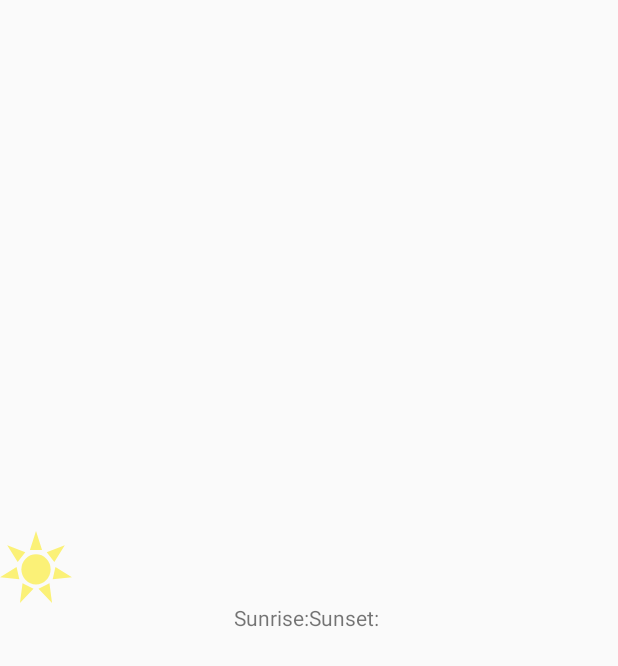
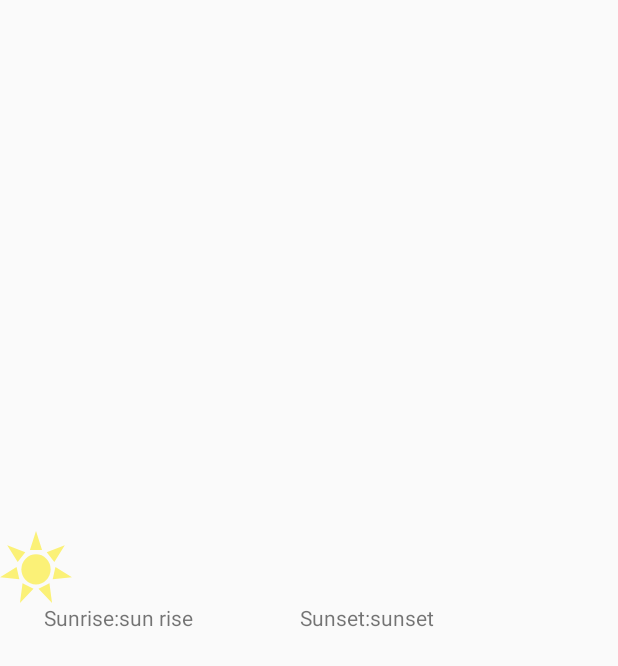
Before and after one commit to signalcat/SmartSunLamp, an Android app: the SunActivity screen opened directly, with no data from a screen before it, on a phone screen of 412 x 824 dp. Shown: the top 666 px of the screen. Run offline under Robolectric (Android 15) with nearby library versions, the phone set to English and light mode, and no system bars; libraries missing offline, so code that uses them is left out: com.loopj.android, cz.msebera.android; 1 statement that could not run was skipped.

```diff
--- a/app/src/main/res/layout/activity_sun.xml
+++ b/app/src/main/res/layout/activity_sun.xml
@@ -19,29 +19,37 @@
         android:id="@+id/tv_sunRiseTimeTitle"
         android:layout_width="wrap_content"
         android:layout_height="wrap_content"
-        android:layout_toLeftOf="@id/tv_sunRiseTime"
-        android:layout_alignBaseline="@id/tv_sunRiseTime"
-        android:text="Sunrise:"/>
+        android:layout_alignParentLeft="true"
+        android:layout_alignParentStart="true"
+        android:layout_below="@+id/iv_sun"
+        android:layout_marginLeft="29dp"
+        android:layout_marginStart="29dp"
+        android:text="Sunrise:" />
 
     <TextView
         android:id="@+id/tv_sunRiseTime"
         android:layout_width="wrap_content"
         android:layout_height="wrap_content"
+        android:layout_toRightOf="@id/tv_sunRiseTimeTitle"
         android:layout_centerInParent="true"
-        android:layout_marginBottom="172dp" />
+        android:layout_marginBottom="102dp"
+        android:text="sun rise"/>
 
     <TextView
         android:id="@+id/tv_sunSetTimeTitle"
         android:layout_width="wrap_content"
         android:layout_height="wrap_content"
-        android:layout_alignBaseline="@id/tv_sunRiseTime"
-        android:layout_toRightOf="@id/tv_sunRiseTime"
-        android:text="Sunset:"/>
+        android:layout_alignBaseline="@+id/tv_sunRiseTimeTitle"
+        android:layout_alignBottom="@+id/tv_sunRiseTimeTitle"
+        android:layout_marginLeft="200dp"
+        android:layout_marginStart="200dp"
+        android:text="Sunset:" />
 
     <TextView
+        android:text="sunset"
         android:id="@+id/tv_sunSetTime"
         android:layout_width="wrap_content"
         android:layout_height="wrap_content"
         android:layout_toRightOf="@id/tv_sunSetTimeTitle"
-        android:layout_alignBaseline="@id/tv_sunRiseTime"/>
+        android:layout_alignBaseline="@id/tv_sunSetTimeTitle"/>
 </RelativeLayout>
```
Also changed, not shown: app/src/main/java/signalcat/github/com/smartsunlamp/SunActivity.java (+41 -0 lines).
